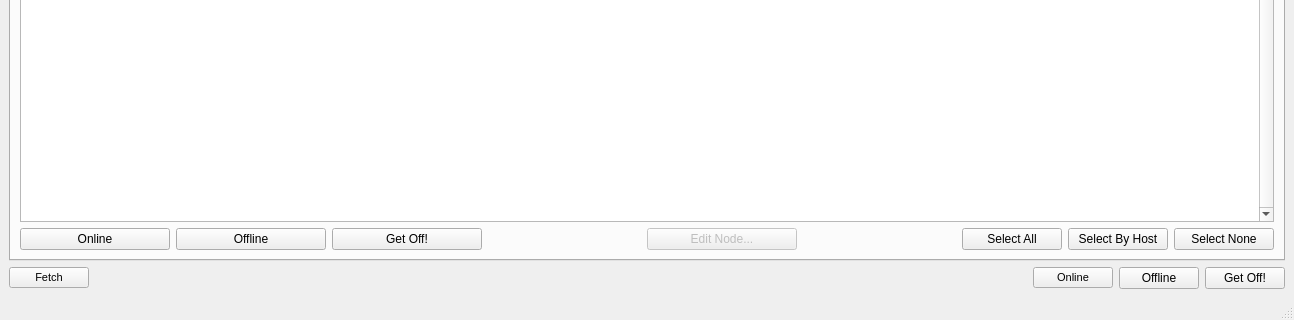
david2777/DPS_Hydra, file ui/UI_FarmView.ui: the form before one commit; both pictures show x 0 to 1294 and y 409 to 729 of the 1294 by 729 pixel window.
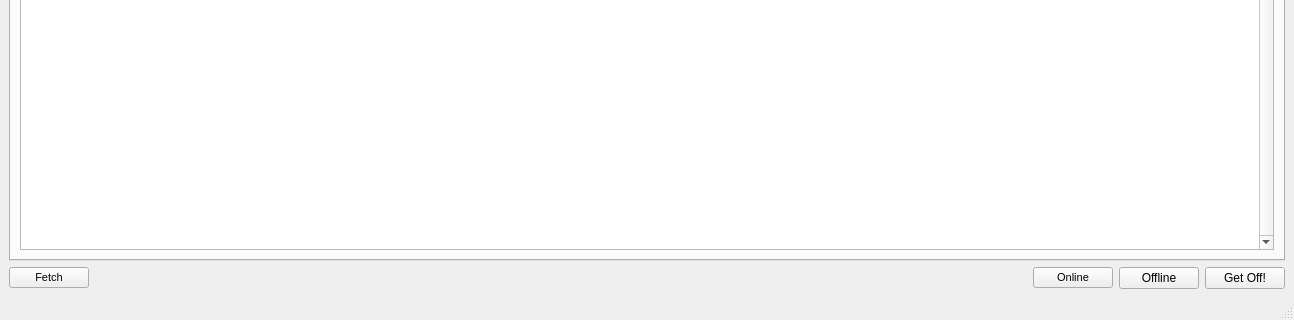
The form after the commit. The open tabs and pages were chosen to show the change.

Commit message: Change Nodes tab to QMenu setup

What changed in the file:
```diff
--- a/ui/UI_FarmView.ui
+++ b/ui/UI_FarmView.ui
@@ -358,136 +358,6 @@
         <string>Render Nodes</string>
        </attribute>
        <layout class="QGridLayout" name="gridLayout_6">
-        <item row="1" column="0">
-         <layout class="QHBoxLayout" name="horizontalLayout_onOffButtons">
-          <item>
-           <widget class="QPushButton" name="onlineRenderNodesButton">
-            <property name="minimumSize">
-             <size>
-              <width>150</width>
-              <height>0</height>
-             </size>
-            </property>
-            <property name="text">
-             <string>Online</string>
-            </property>
-           </widget>
-          </item>
-          <item>
-           <widget class="QPushButton" name="offlineRenderNodesButton">
-            <property name="minimumSize">
-             <size>
-              <width>150</width>
-              <height>0</height>
-             </size>
-            </property>
-            <property name="text">
-             <string>Offline</string>
-            </property>
-           </widget>
-          </item>
-          <item>
-           <widget class="QPushButton" name="getOffRenderNodesButton">
-            <property name="sizePolicy">
-             <sizepolicy hsizetype="Minimum" vsizetype="Fixed">
-              <horstretch>0</horstretch>
-              <verstretch>0</verstretch>
-             </sizepolicy>
-            </property>
-            <property name="minimumSize">
-             <size>
-              <width>150</width>
-              <height>0</height>
-             </size>
-            </property>
-            <property name="text">
-             <string>Get Off!</string>
-            </property>
-           </widget>
-          </item>
-          <item>
-           <spacer name="horizontalSpacer_2">
-            <property name="orientation">
-             <enum>Qt::Horizontal</enum>
-            </property>
-            <property name="sizeHint" stdset="0">
-             <size>
-              <width>40</width>
-              <height>20</height>
-             </size>
-            </property>
-           </spacer>
-          </item>
-          <item>
-           <widget class="QPushButton" name="editNodeButton">
-            <property name="enabled">
-             <bool>false</bool>
-            </property>
-            <property name="minimumSize">
-             <size>
-              <width>150</width>
-              <height>0</height>
-             </size>
-            </property>
-            <property name="text">
-             <string>Edit Node...</string>
-            </property>
-           </widget>
-          </item>
-          <item>
-           <spacer name="horizontalSpacer">
-            <property name="orientation">
-             <enum>Qt::Horizontal</enum>
-            </property>
-            <property name="sizeHint" stdset="0">
-             <size>
-              <width>40</width>
-              <height>20</height>
-             </size>
-            </property>
-           </spacer>
-          </item>
-          <item>
-           <widget class="QPushButton" name="selectAllNodesButton">
-            <property name="minimumSize">
-             <size>
-              <width>100</width>
-              <height>0</height>
-             </size>
-            </property>
-            <property name="text">
-             <string>Select All</string>
-            </property>
-           </widget>
-          </item>
-          <item>
-           <widget class="QPushButton" name="selectByHostButton">
-            <property name="minimumSize">
-             <size>
-              <width>100</width>
-              <height>0</height>
-             </size>
-            </property>
-            <property name="text">
-             <string>Select By Host</string>
-            </property>
-           </widget>
-          </item>
-          <item>
-           <widget class="QPushButton" name="selectNoneNodesButton">
-            <property name="minimumSize">
-             <size>
-              <width>100</width>
-              <height>0</height>
-             </size>
-            </property>
-            <property name="text">
-             <string>Select None</string>
-            </property>
-           </widget>
-          </item>
-         </layout>
-        </item>
         <item row="0" column="0">
          <widget class="QTableWidget" name="renderNodeTable">
           <property name="font">
```
The commit also changes 2 other files.
